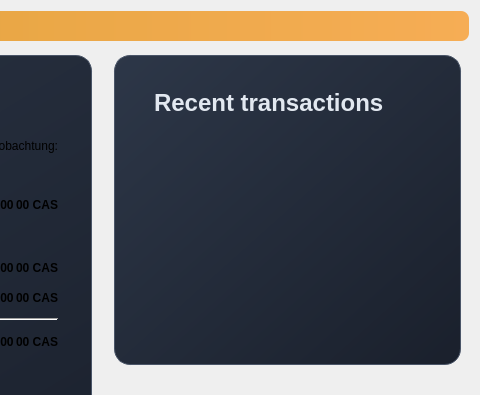
Above: src/qt/forms/overviewpage.ui from fromport/Cascoin before the change; both pictures show x 746 to 1226 and y 0 to 395 of the 1226 by 621 pixel window. Below: the same form after it.
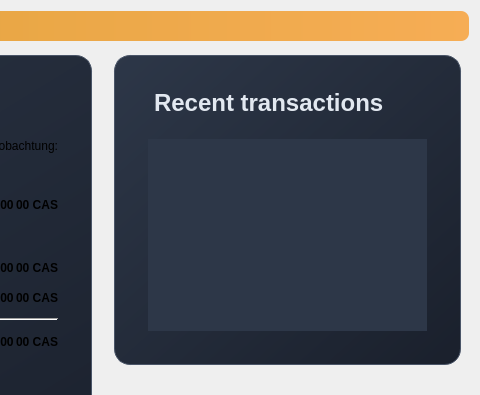
That is the form after the change. Icons and pictures are not drawn.

Commit message: Optimize dark theme stylesheet for performance and reduce UI freezing

```diff
--- a/src/qt/forms/overviewpage.ui
+++ b/src/qt/forms/overviewpage.ui
@@ -787,7 +787,7 @@
           <item>
            <widget class="QListView" name="listTransactions">
             <property name="styleSheet">
-             <string notr="true">QListView { background: transparent; }</string>
+             <string notr="true">QListView { background: #2d3748; color: #ffffff; }</string>
             </property>
             <property name="frameShape">
              <enum>QFrame::NoFrame</enum>
```
The commit also changes 1 other file.
